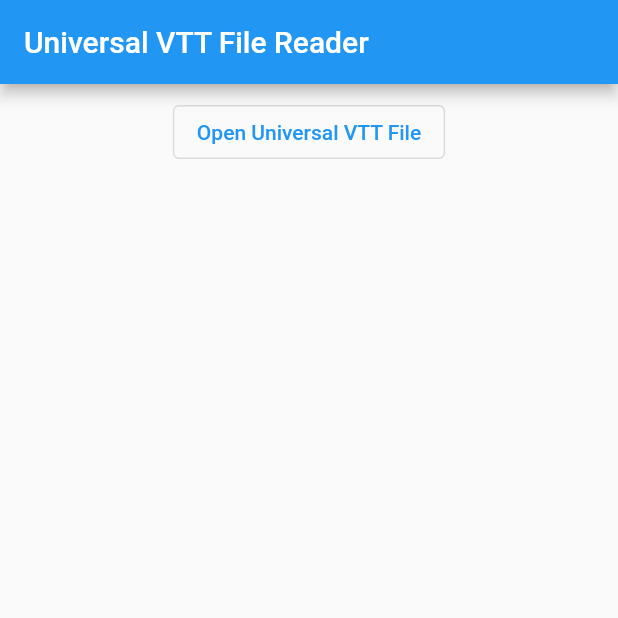
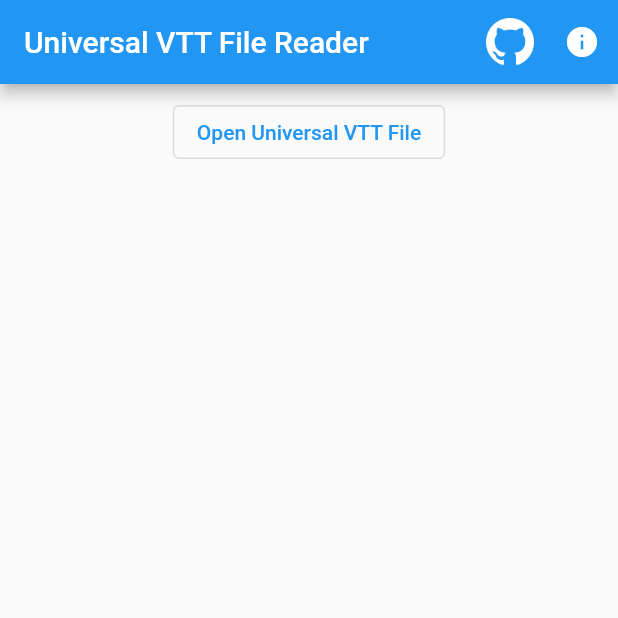
Before and after one commit to csells/uvtt, a Flutter app: the screen it shows after launch, on a phone screen of 412 x 824 dp, the top half of it. Run offline on Flutter 3.47's test engine with Material 2 defaults, Android fonts, the phone set to English and light mode, and no system bars; our stand-ins replace package_info_plus; missing offline and left inert: file_selector.

Commit message:
v0.4.0: about box, GH link, fit image to space

```diff
--- a/lib/main.dart
+++ b/lib/main.dart
@@ -3,6 +3,8 @@ import 'dart:convert';
 import 'dart:typed_data';
 import 'package:file_selector/file_selector.dart';
 import 'package:flutter/material.dart';
+import 'package:package_info_plus/package_info_plus.dart';
+import 'package:url_launcher/url_launcher.dart';
 import 'universal_vtt_file.dart';
 
 void main() => runApp(const App());
@@ -16,6 +18,7 @@ class App extends StatelessWidget {
   Widget build(BuildContext context) => const MaterialApp(
         title: title,
         home: HomePage(),
+        debugShowCheckedModeBanner: false,
       );
 }
 
@@ -28,19 +31,53 @@ class HomePage extends StatefulWidget {
 
 class _HomePageState extends State<HomePage> {
   Uint8List? _image;
+  String? _error;
 
   @override
   Widget build(BuildContext context) => Scaffold(
-        appBar: AppBar(title: const Text(App.title)),
+        appBar: AppBar(
+          title: const Text(App.title),
+          actions: [
+            IconButton(
+              onPressed: _onGitHub,
+              icon: Image.asset(
+                'assets/github_icon.webp',
+                color: Colors.white,
+              ),
+            ),
+            IconButton(
+              onPressed: _onAbout,
+              icon: const Icon(Icons.info),
+            ),
+          ],
+        ),
         body: Column(
           children: [
-            if (_image != null) Center(child: Image.memory(_image!)),
             Center(
               child: Padding(
                 padding: const EdgeInsets.all(8.0),
                 child: OutlinedButton(
                   onPressed: _onOpenFile,
                   child: const Text('Open Universal VTT File'),
+                ),
+              ),
+            ),
+            if (_error != null)
+              Center(
+                child: Text(
+                  _error!,
+                  style: const TextStyle(
+                    color: Colors.red,
+                    fontWeight: FontWeight.bold,
+                  ),
+                ),
+              ),
+            if (_error == null && _image != null)
+              Expanded(
+                child: Center(
+                  child: Padding(
+                    padding: const EdgeInsets.all(8.0),
+                    child: Image.memory(_image!),
                   ),
                 ),
               ),
@@ -60,11 +97,33 @@ class _HomePageState extends State<HomePage> {
     // Operation was canceled by the user.
     if (files.isEmpty) return;
 
+    try {
       final XFile file = files[0];
       final json = await file.readAsString();
       final uvtt = UniversalVttFile.fromRawJson(json);
       setState(() {
+        _error = null;
         _image = base64Decode(uvtt.image);
+      });
+    } on Exception catch (ex) {
+      setState(() {
+        _error = ex.toString();
+        _image = null;
       });
     }
   }
+
+  Future<void> _onGitHub() async {
+    await launchUrl(Uri.parse('https://github.com/csells/uvtt'));
+  }
+
+  Future<void> _onAbout() async {
+    final packageInfo = await PackageInfo.fromPlatform();
+    showAboutDialog(
+      context: context,
+      applicationName: 'Universal VTT File Reader',
+      applicationVersion: 'v${packageInfo.version}',
+      applicationLegalese: 'Copyright © 2022, Sells Brothers, Inc.',
+    );
+  }
+}
```
Also changed, not shown: pubspec.yaml (+7 -72 lines), assets/github_icon.webp (added), pubspec.lock, 5 other files. Lines whose indentation alone changed are shown as unchanged.
